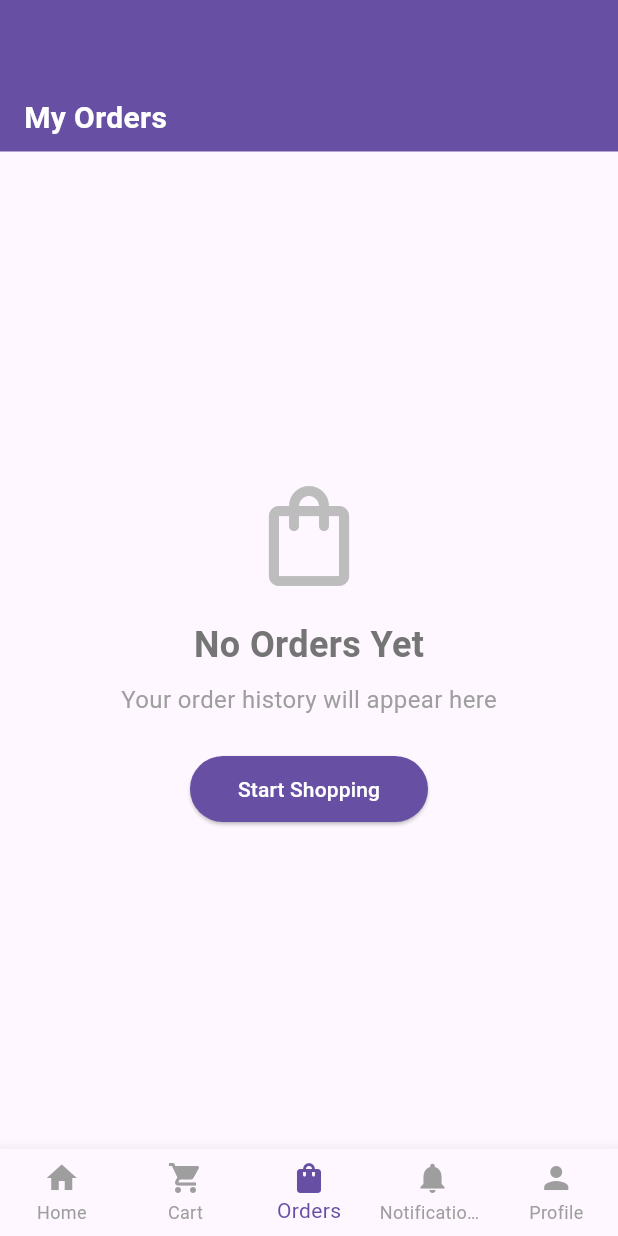
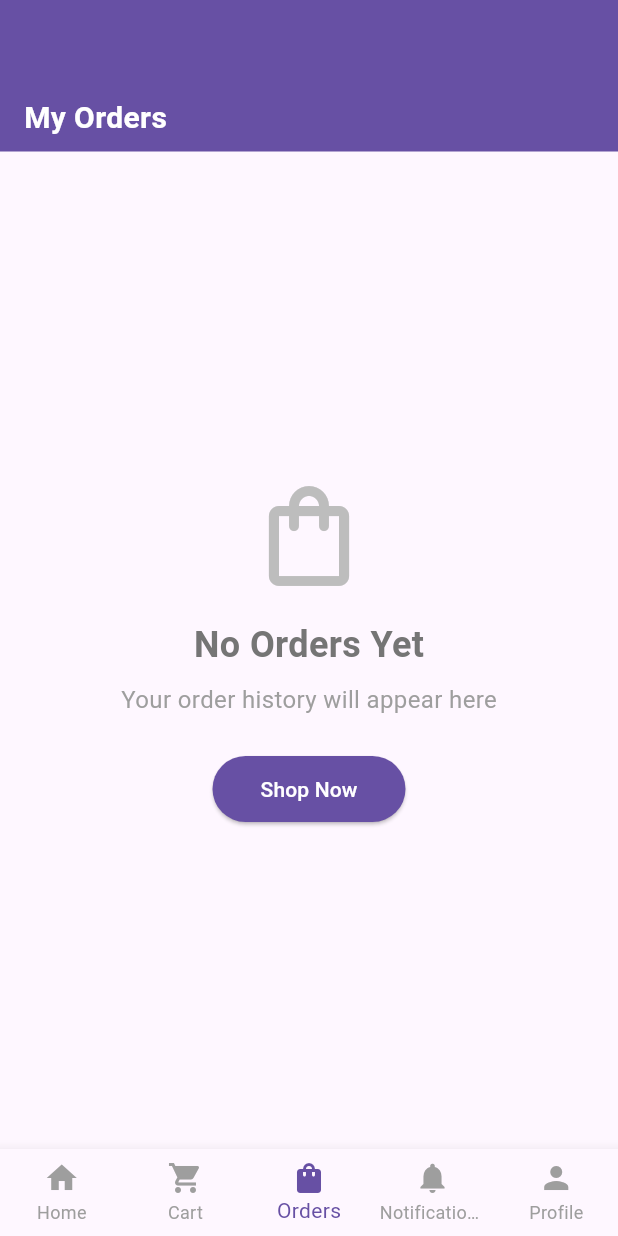
Before and after one commit to Mohitkhanal007/Grocery_store_app, a Flutter app: the HomePage screen opened directly, item 3 of the bottom bar chosen, on a phone screen of 412 x 824 dp. Run offline on Flutter 3.47's test engine with Material 3 defaults, Android fonts, the phone set to English and light mode, and no system bars; our stand-ins replace dartz, dio, equatable, flutter_bloc, get_it, hive and 5 more; missing offline and left inert: mocktail; accounts and stored records are empty.

Commit message:
update code

```diff
--- a/lib/features/home/presentation/view/home_page.dart
+++ b/lib/features/home/presentation/view/home_page.dart
@@ -75,7 +75,13 @@ class _HomePageState extends State<HomePage> {
       BlocProvider.value(value: _cartViewModel, child: const CartView()),
       BlocProvider(
         create: (context) => serviceLocator<OrderViewModel>(),
-        child: const OrderListView(),
+        child: OrderListView(
+          onShopNowPressed: () {
+            setState(() {
+              _selectedIndex = 0; // Switch to home/products tab
+            });
+          },
+        ),
       ),
       BlocProvider.value(
         value: notificationBloc,
@@ -92,6 +98,52 @@ class _HomePageState extends State<HomePage> {
           backgroundColor: Theme.of(context).primaryColor,
         ),
         body: pages[_selectedIndex],
+        floatingActionButton: _selectedIndex != 3
+            ? BlocBuilder<NotificationBloc, NotificationState>(
+                builder: (context, state) {
+                  if (state is NotificationsLoaded && state.unreadCount > 0) {
+                    return FloatingActionButton(
+                      onPressed: () {
+                        setState(() {
+                          _selectedIndex = 3; // Switch to notifications tab
+                        });
+                      },
+                      backgroundColor: Colors.red,
+                      child: Stack(
+                        children: [
+                          const Icon(Icons.notifications, color: Colors.white),
+                          Positioned(
+                            right: 0,
+                            top: 0,
+                            child: Container(
+                              padding: const EdgeInsets.all(2),
+                              decoration: BoxDecoration(
+                                color: Colors.white,
+                                borderRadius: BorderRadius.circular(10),
+                              ),
+                              constraints: const BoxConstraints(
+                                minWidth: 20,
+                                minHeight: 20,
+                              ),
+                              child: Text(
+                                '${state.unreadCount}',
+                                style: const TextStyle(
+                                  color: Colors.red,
+                                  fontSize: 12,
+                                  fontWeight: FontWeight.bold,
+                                ),
+                                textAlign: TextAlign.center,
+                              ),
+                            ),
+                          ),
+                        ],
+                      ),
+                    );
+                  }
+                  return const SizedBox.shrink();
+                },
+              )
+            : null,
         bottomNavigationBar: BottomNavigationBar(
           currentIndex: _selectedIndex,
           onTap: _onItemTapped,
@@ -111,29 +163,8 @@ class _HomePageState extends State<HomePage> {
               icon: Icon(Icons.shopping_bag),
               label: 'Orders',
             ),
-            BottomNavigationBarItem(
-              icon: Stack(
-                clipBehavior: Clip.none,
-                children: [
-                  const Icon(Icons.notifications),
-                  BlocBuilder<NotificationBloc, NotificationState>(
-                    builder: (context, state) {
-                      if (state is NotificationsLoaded &&
-                          state.unreadCount > 0) {
-                        return Positioned(
-                          right: -8,
-                          top: -8,
-                          child: NotificationBadge(
-                            count: state.unreadCount,
-                            size: 16,
-                          ),
-                        );
-                      }
-                      return const SizedBox.shrink();
-                    },
-                  ),
-                ],
-              ),
+            const BottomNavigationBarItem(
+              icon: Icon(Icons.notifications),
               label: 'Notifications',
             ),
             const BottomNavigationBarItem(
--- a/lib/features/order/presentation/view/order_list_view.dart
+++ b/lib/features/order/presentation/view/order_list_view.dart
@@ -4,7 +4,9 @@ import 'package:jerseyhub/features/order/presentation/viewmodel/order_viewmodel.
 import 'package:jerseyhub/features/order/presentation/widgets/order_card_widget.dart';
 
 class OrderListView extends StatefulWidget {
-  const OrderListView({super.key});
+  final VoidCallback? onShopNowPressed;
+
+  const OrderListView({super.key, this.onShopNowPressed});
 
   @override
   State<OrderListView> createState() => _OrderListViewState();
@@ -91,14 +93,15 @@ class _OrderListViewState extends State<OrderListView> {
           const SizedBox(height: 24),
           ElevatedButton(
             onPressed: () {
-              Navigator.pop(context);
+              // Call the callback to switch to home/products tab
+              widget.onShopNowPressed?.call();
             },
             style: ElevatedButton.styleFrom(
               backgroundColor: Theme.of(context).primaryColor,
               foregroundColor: Colors.white,
               padding: const EdgeInsets.symmetric(horizontal: 32, vertical: 12),
             ),
-            child: const Text('Start Shopping'),
+            child: const Text('Shop Now'),
           ),
         ],
       ),
@@ -117,7 +120,10 @@ class _OrderListViewState extends State<OrderListView> {
           final order = orders[index];
           return Padding(
             padding: const EdgeInsets.only(bottom: 12),
-            child: OrderCardWidget(order: order),
+            child: OrderCardWidget(
+              order: order,
+              orderViewModel: context.read<OrderViewModel>(),
+            ),
           );
         },
       ),
```
Also changed, not shown: lib/app/service_locator/service_locator.dart (+10 -0 lines), lib/features/cart/data/services/cart_notification_service.dart (added, +121 -0 lines), lib/features/cart/presentation/viewmodel/cart_viewmodel.dart (+64 -4 lines), lib/features/order/presentation/widgets/order_card_widget.dart (+86 -3 lines), 1 other file.
